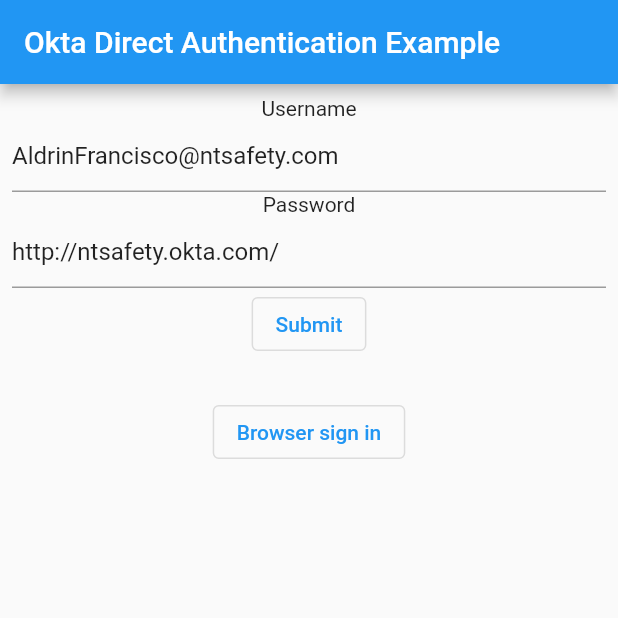
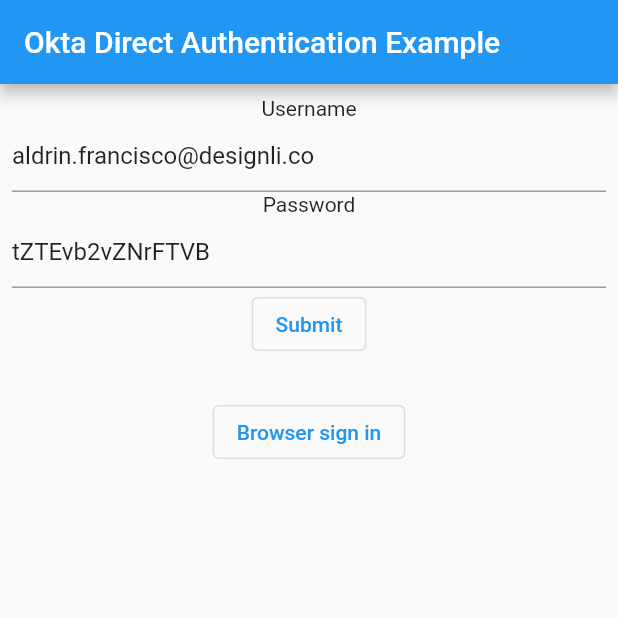
Before and after one commit to HyperSense-Software/hss-okta-flutter, a Flutter app: the screen it shows after launch, on a phone screen of 412 x 824 dp, the top half of it. Run offline on Flutter 3.47's test engine with Material 2 defaults, Android fonts, the phone set to English and light mode, and no system bars; our stand-ins replace jwt_decoder, plugin_platform_interface.

Commit message:
removed nts credentials

```diff
--- a/hss_okta_flutter/example/lib/main.dart
+++ b/hss_okta_flutter/example/lib/main.dart
@@ -25,16 +25,12 @@ class _MyAppState extends State<MyApp> {
   String res = 'None';
   String username = "";
   String password = "";
+
   final TextEditingController _controller = TextEditingController();
-  // final TextEditingController _usernamecontroller =
-  //     TextEditingController(text: "aldrin.francisco@designli.co");
-  // final TextEditingController _passwordcontroller =
-  //     TextEditingController(text: "tZTEvb2vZNrFTVB");
-
   final TextEditingController _usernamecontroller =
-      TextEditingController(text: "AldrinFrancisco@ntsafety.com");
+      TextEditingController(text: "aldrin.francisco@designli.co");
   final TextEditingController _passwordcontroller =
-      TextEditingController(text: "http://ntsafety.okta.com/");
+      TextEditingController(text: "tZTEvb2vZNrFTVB");
 
   final PageController _pageController = PageController(initialPage: 0);
 
```
Also changed, not shown: 1 other file.
